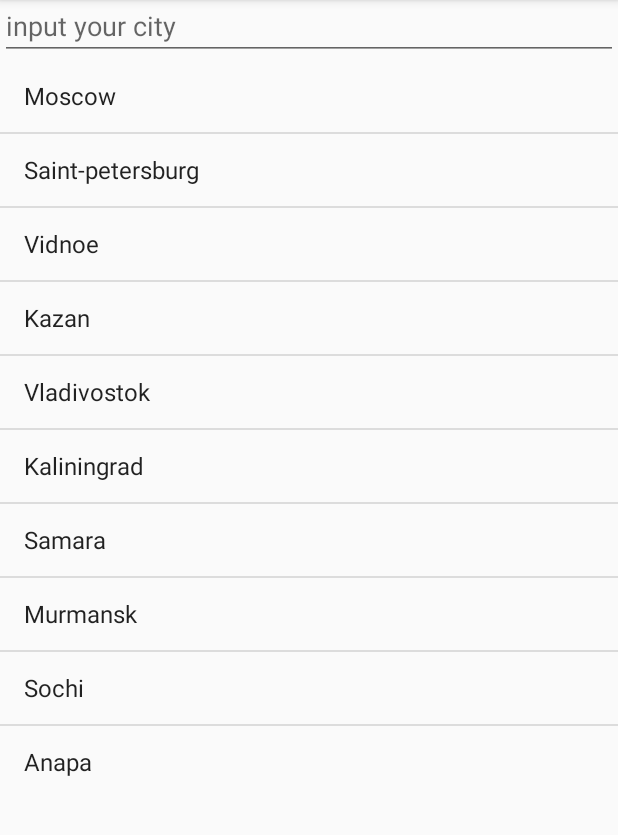
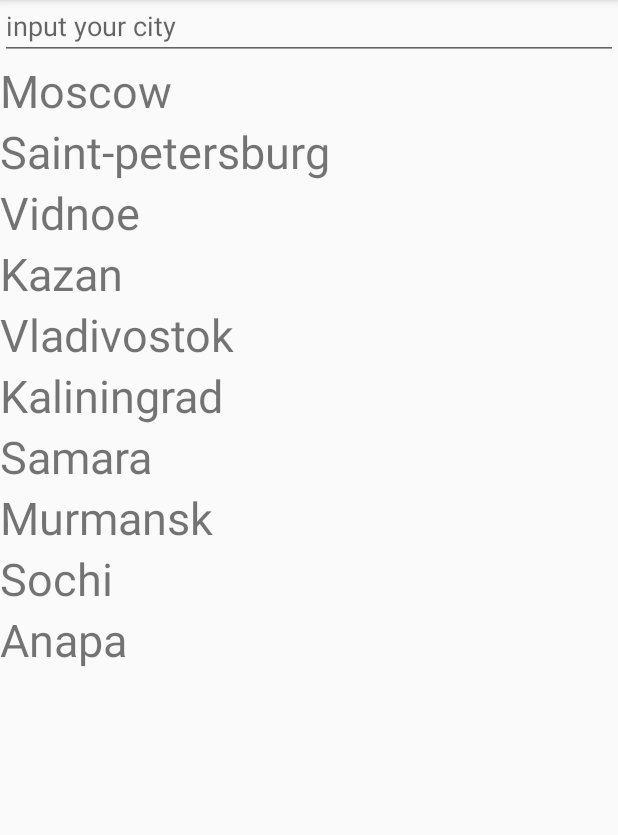
Before and after one commit to badmitry/AndoidGeekbrains, an Android app: the ChooseCityActivity screen opened directly, with no data from a screen before it, on a phone screen of 412 x 824 dp, the part 84-919 px from its top. Run offline under Robolectric (Android 15) with nearby library versions, the phone set to English and light mode, and no system bars.

Commit message:
hw6 done

```diff
--- a/app/build.gradle
+++ b/app/build.gradle
@@ -24,10 +24,12 @@ android {
 
 dependencies {
     implementation fileTree(dir: "libs", include: ["*.jar"])
-    implementation 'androidx.appcompat:appcompat:1.1.0'
+    implementation 'androidx.appcompat:appcompat:1.2.0'
     implementation 'androidx.constraintlayout:constraintlayout:1.1.3'
     implementation 'androidx.legacy:legacy-support-v4:1.0.0'
     implementation 'androidx.preference:preference:1.1.1'
+    implementation "androidx.recyclerview:recyclerview:1.1.0"
+    implementation "androidx.recyclerview:recyclerview-selection:1.1.0-rc01"
     testImplementation 'junit:junit:4.12'
     androidTestImplementation 'androidx.test.ext:junit:1.1.1'
     androidTestImplementation 'androidx.test.espresso:espresso-core:3.2.0'
--- a/app/src/main/java/badmitry/hellogeekbrains/ActivityOfSettings.java
+++ b/app/src/main/java/badmitry/hellogeekbrains/ActivityOfSettings.java
@@ -91,7 +91,7 @@ public class ActivityOfSettings extends AppCompatActivity {
     public void setTheme(int resid) {
         if (isDarkTheme) {
             super.setTheme(R.style.darkStyle);
-        }else{
+        } else {
             super.setTheme(R.style.lightStyle);
         }
     }
--- a/app/src/main/java/badmitry/hellogeekbrains/ChooseCityActivity.java
+++ b/app/src/main/java/badmitry/hellogeekbrains/ChooseCityActivity.java
@@ -5,21 +5,13 @@ import androidx.appcompat.app.AppCompatActivity;
 import android.content.Intent;
 import android.content.res.Configuration;
 import android.os.Bundle;
-import android.view.KeyEvent;
 import android.view.MenuItem;
-import android.view.View;
-import android.widget.AdapterView;
-import android.widget.ArrayAdapter;
-import android.widget.EditText;
-import android.widget.ListView;
-import android.widget.TextView;
 import java.util.Objects;
+import badmitry.hellogeekbrains.fragments.FragmentChooseCities;
 
 public class ChooseCityActivity extends AppCompatActivity {
-    private EditText editTextInputCity;
     private boolean isDarkTheme;
-    private ListView listViewOfCities;
-    private TextView emptyTextView;
+    private SingletonForSaveState singletonForSaveState;
 
     @Override
     protected void onCreate(Bundle savedInstanceState) {
@@ -29,10 +21,8 @@ public class ChooseCityActivity extends AppCompatActivity {
             return;
         }
         setContentView(R.layout.city);
-        initViews();
+        singletonForSaveState = SingletonForSaveState.getInstance();
         isDarkTheme = getIntent().getBooleanExtra("isDarkTheme", false);
-        initList();
-        setEditTextFromChoseCityBehavior();
         showBackBtn();
     }
 
@@ -40,53 +30,15 @@ public class ChooseCityActivity extends AppCompatActivity {
     public void setTheme(int resid) {
         if (isDarkTheme) {
             super.setTheme(R.style.darkStyle);
-        }else{
+        } else {
             super.setTheme(R.style.lightStyle);
         }
-    }
-
-    private void initViews() {
-        editTextInputCity = findViewById(R.id.inputCity);
-        listViewOfCities = findViewById(R.id.cities_list_view);
-        emptyTextView = findViewById(R.id.cities_list_empty_view);
-    }
-
-    private void initList() {
-        ArrayAdapter adapter = ArrayAdapter.createFromResource(this, R.array.cities,
-                android.R.layout.simple_list_item_activated_1);
-        listViewOfCities.setAdapter(adapter);
-
-        listViewOfCities.setEmptyView(emptyTextView);
-
-        listViewOfCities.setOnItemClickListener(new AdapterView.OnItemClickListener() {
-            @Override
-            public void onItemClick(AdapterView<?> parent, View view, int position, long id) {
-                String text = parent.getItemAtPosition(position).toString();
-                changeCityOnMainLayout(text);
-            }
-        });
-    }
-
-    private void setEditTextFromChoseCityBehavior() {
-        editTextInputCity.setOnKeyListener(new View.OnKeyListener() {
-            @Override
-            public boolean onKey(View view, int i, KeyEvent keyEvent) {
-                if ((keyEvent.getAction() == KeyEvent.ACTION_DOWN) &&
-                        (i == KeyEvent.KEYCODE_ENTER)) {
-                    String text = editTextInputCity.getText().toString();
-                    changeCityOnMainLayout(text);
-                    return true;
-                }
-                return false;
-            }
-        });
     }
 
     private void changeCityOnMainLayout(String text) {
         Intent intent = new Intent();
         intent.putExtra("city", text);
         setResult(RESULT_OK, intent);
-        finish();
     }
 
     private void showBackBtn() {
@@ -100,8 +52,16 @@ public class ChooseCityActivity extends AppCompatActivity {
     @Override
     public boolean onOptionsItemSelected(@NonNull MenuItem item) {
         if (item.getItemId() == android.R.id.home) {
-            String text = editTextInputCity.getText().toString();
-            changeCityOnMainLayout(text);
+            FragmentChooseCities fr = (FragmentChooseCities) getSupportFragmentManager().findFragmentById(R.id.fragmentChooseCities);
+            System.out.println(fr);
+            if (fr != null) {
+                String text = fr.getCityFromEditText();
+                if (text != null && !text.equals("")) {
+                    singletonForSaveState.setCity(text);
+                    changeCityOnMainLayout(text);
+                }
+            }
+            finish();
         }
         return true;
     }
--- a/app/src/main/java/badmitry/hellogeekbrains/SingletonForSaveState.java
+++ b/app/src/main/java/badmitry/hellogeekbrains/SingletonForSaveState.java
@@ -1,8 +1,7 @@
 package badmitry.hellogeekbrains;
 
 import java.io.Serializable;
-
-import badmitry.hellogeekbrains.sampledata.FragmentWeather;
+import badmitry.hellogeekbrains.fragments.FragmentWeather;
 
 public class SingletonForSaveState implements Serializable {
 
--- /dev/null
+++ b/app/src/main/java/badmitry/hellogeekbrains/adapterRLV/AdapterRLV.java
@@ -0,0 +1,70 @@
+package badmitry.hellogeekbrains.adapterRLV;
+
+import android.view.LayoutInflater;
+import android.view.View;
+import android.view.ViewGroup;
+import android.widget.TextView;
+
+import androidx.annotation.NonNull;
+import androidx.recyclerview.widget.RecyclerView;
+
+import java.util.ArrayList;
+
+import badmitry.hellogeekbrains.R;
+
+public class AdapterRLV extends RecyclerView.Adapter<AdapterRLV.ViewHolder> {
+
+    private ArrayList<String> data;
+    OnItemClicker onItemClicker;
+
+    public AdapterRLV(ArrayList<String> data, OnItemClicker onItemClicker) {
+        this.data = data;
+        this.onItemClicker = onItemClicker;
+    }
+
+    @NonNull
+    @Override
+    public ViewHolder onCreateViewHolder(@NonNull ViewGroup parent, int viewType) {
+        View v = LayoutInflater.from(parent.getContext())
+                .inflate(R.layout.item_of_cities_list, parent, false);
+        return new ViewHolder(v);
+
+    }
+
+    @Override
+    public void onBindViewHolder(@NonNull ViewHolder holder, int position) {
+        String text = data.get(position);
+
+        holder.setTextToTextView(text);
+        holder.setOnClickOnItem(text);
+    }
+
+    @Override
+    public int getItemCount() {
+        return data.size();
+    }
+
+    class ViewHolder extends RecyclerView.ViewHolder {
+        private TextView textView;
+
+        public ViewHolder(@NonNull View item) {
+            super(item);
+            textView = item.findViewById(R.id.list_item);
+        }
+
+        void setTextToTextView(String text) {
+            textView.setText(text);
+        }
+
+        void setOnClickOnItem(final String text) {
+            textView.setOnClickListener(new View.OnClickListener() {
+                @Override
+                public void onClick(View view) {
+                    if (onItemClicker != null) {
+                        onItemClicker.onItemClicked(text);
+                    }
+                }
+            });
+        }
+    }
+}
--- /dev/null
+++ b/app/src/main/java/badmitry/hellogeekbrains/adapterRLV/OnItemClicker.java
@@ -0,0 +1,5 @@
+package badmitry.hellogeekbrains.adapterRLV;
+
+public interface OnItemClicker {
+    void onItemClicked(String text);
+}
--- a/app/src/main/java/badmitry/hellogeekbrains/sampledata/FragmentChooseCities.java
+++ b/app/src/main/java/badmitry/hellogeekbrains/fragments/FragmentChooseCities.java
@@ -1,27 +1,33 @@
-package badmitry.hellogeekbrains.sampledata;
+package badmitry.hellogeekbrains.fragments;
 
+import android.content.res.Configuration;
+import android.os.Build;
 import android.os.Bundle;
 import android.view.KeyEvent;
 import android.view.LayoutInflater;
 import android.view.View;
 import android.view.ViewGroup;
-import android.widget.AdapterView;
-import android.widget.ArrayAdapter;
 import android.widget.EditText;
-import android.widget.ListView;
-import android.widget.TextView;
 import androidx.annotation.NonNull;
 import androidx.annotation.Nullable;
+import androidx.annotation.RequiresApi;
 import androidx.fragment.app.Fragment;
+import androidx.recyclerview.widget.LinearLayoutManager;
+import androidx.recyclerview.widget.RecyclerView;
+import java.util.ArrayList;
+import java.util.Arrays;
+
 import badmitry.hellogeekbrains.R;
 import badmitry.hellogeekbrains.SingletonForSaveState;
+import badmitry.hellogeekbrains.adapterRLV.AdapterRLV;
+import badmitry.hellogeekbrains.adapterRLV.OnItemClicker;
 
-public class FragmentChooseCities extends Fragment {
+public class FragmentChooseCities extends Fragment implements OnItemClicker {
 
     private EditText editTextInputCity;
-    private ListView listViewOfCities;
-    private TextView emptyTextView;
     private SingletonForSaveState singletonForSaveState;
+    private RecyclerView recyclerView;
+    private ArrayList<String> listData = new ArrayList<>();
 
     @Nullable
     @Override
@@ -37,31 +43,30 @@ public class FragmentChooseCities extends Fragment {
         setEditTextFromChoseCityBehavior();
     }
 
+    @RequiresApi(api = Build.VERSION_CODES.O)
+    @Override
+    public void onItemClicked(String text) {
+        changeCityOnMainLayout(text);
+    }
+
     private void initViews(@NonNull View view) {
         editTextInputCity = view.findViewById(R.id.inputCity);
-        listViewOfCities = view.findViewById(R.id.cities_list_view);
-        emptyTextView = view.findViewById(R.id.cities_list_empty_view);
         singletonForSaveState = SingletonForSaveState.getInstance();
+        editTextInputCity = view.findViewById(R.id.inputCity);
+        recyclerView = view.findViewById(R.id.recycler_view);
     }
 
     private void initList() {
-        ArrayAdapter adapter = ArrayAdapter.createFromResource(requireActivity(), R.array.cities,
-                        android.R.layout.simple_list_item_activated_1);
-        listViewOfCities.setAdapter(adapter);
-
-        listViewOfCities.setEmptyView(emptyTextView);
-
-        listViewOfCities.setOnItemClickListener(new AdapterView.OnItemClickListener() {
-            @Override
-            public void onItemClick(AdapterView<?> parent, View view, int position, long id) {
-                String text = parent.getItemAtPosition(position).toString();
-                changeCityOnMainLayout(text);
-            }
-        });
+        listData.addAll(Arrays.asList(getResources().getStringArray(R.array.cities)));
+        LinearLayoutManager linearLayoutManager = new LinearLayoutManager(requireActivity().getBaseContext());
+        AdapterRLV adapter = new AdapterRLV(listData, this);
+        recyclerView.setLayoutManager(linearLayoutManager);
+        recyclerView.setAdapter(adapter);
     }
 
     private void setEditTextFromChoseCityBehavior() {
         editTextInputCity.setOnKeyListener(new View.OnKeyListener() {
+            @RequiresApi(api = Build.VERSION_CODES.O)
             @Override
             public boolean onKey(View view, int i, KeyEvent keyEvent) {
                 if ((keyEvent.getAction() == KeyEvent.ACTION_DOWN) &&
@@ -75,9 +80,16 @@ public class FragmentChooseCities extends Fragment {
         });
     }
 
+    @RequiresApi(api = Build.VERSION_CODES.O)
     private void changeCityOnMainLayout(String text) {
         singletonForSaveState.setCity(text);
         singletonForSaveState.getFragmentWeather().startCreateMainScreen();
+        if (getResources().getConfiguration().orientation == Configuration.ORIENTATION_PORTRAIT) {
+            requireActivity().finish();
+        }
+    }
 
+    public String getCityFromEditText() {
+        return editTextInputCity.getText().toString();
     }
 }
--- a/app/src/main/res/layout-land/activity_main.xml
+++ b/app/src/main/res/layout-land/activity_main.xml
@@ -15,7 +15,7 @@
         app:layout_constraintEnd_toStartOf="@id/frameLayoutOfWeather"
         app:layout_constraintHorizontal_weight="0.4">
         <fragment
-            android:name="badmitry.hellogeekbrains.sampledata.FragmentChooseCities"
+            android:name="badmitry.hellogeekbrains.fragments.FragmentChooseCities"
             android:id="@+id/fragmentChooseCities"
             android:layout_width="match_parent"
             android:layout_height="match_parent"
@@ -30,7 +30,7 @@
         app:layout_constraintStart_toEndOf="@id/frameLayoutOfCities"
         app:layout_constraintHorizontal_weight="0.6">
         <fragment
-            android:name="badmitry.hellogeekbrains.sampledata.FragmentWeather"
+            android:name="badmitry.hellogeekbrains.fragments.FragmentWeather"
             android:id="@+id/fragmentShowWeather"
             android:layout_width="match_parent"
             android:layout_height="match_parent"
--- a/app/src/main/res/layout/activity_main.xml
+++ b/app/src/main/res/layout/activity_main.xml
@@ -11,7 +11,7 @@
         android:layout_width="match_parent"
         android:layout_height="match_parent">
         <fragment
-            android:name="badmitry.hellogeekbrains.sampledata.FragmentWeather"
+            android:name="badmitry.hellogeekbrains.fragments.FragmentWeather"
             android:id="@+id/fragmentShowWeather"
             android:layout_width="match_parent"
             android:layout_height="match_parent"
--- a/app/src/main/res/layout/city.xml
+++ b/app/src/main/res/layout/city.xml
@@ -13,7 +13,7 @@
         tools:ignore="UselessParent">
 
         <fragment
-            android:name="badmitry.hellogeekbrains.sampledata.FragmentChooseCities"
+            android:name="badmitry.hellogeekbrains.fragments.FragmentChooseCities"
             android:id="@+id/fragmentChooseCities"
             android:layout_width="match_parent"
             android:layout_height="match_parent"
--- a/app/src/main/res/layout/fragment_choose_cities.xml
+++ b/app/src/main/res/layout/fragment_choose_cities.xml
@@ -19,25 +19,9 @@
         android:inputType="text"
         android:windowSoftInputMode="stateHidden" />
 
-    <LinearLayout
-        android:id="@+id/linearLayoutInScroll"
+    <androidx.recyclerview.widget.RecyclerView
+        android:id="@+id/recycler_view"
         android:layout_width="match_parent"
-        android:layout_height="wrap_content"
-        android:orientation="vertical">
-
-        <ListView
-            android:id="@+id/cities_list_view"
-            android:layout_width="match_parent"
-            android:layout_height="wrap_content"
-            tools:ignore="NestedScrolling" />
-
-        <TextView
-            android:id="@+id/cities_list_empty_view"
-            android:layout_width="match_parent"
-            android:layout_height="wrap_content"
-            android:gravity="center"
-            android:text="@string/empty_list" />
-
-    </LinearLayout>
+        android:layout_height="wrap_content"/>
 
 </LinearLayout>
--- /dev/null
+++ b/app/src/main/res/layout/item_of_cities_list.xml
@@ -0,0 +1,11 @@
+<?xml version="1.0" encoding="utf-8"?>
+
+<TextView xmlns:android="http://schemas.android.com/apk/res/android"
+    xmlns:tools="http://schemas.android.com/tools"
+    android:id="@+id/list_item"
+    android:layout_width="match_parent"
+    android:layout_height="wrap_content"
+    android:textSize="@dimen/textSize"
+    android:lines="1"
+    android:ellipsize="end"
+    tools:ignore="UnusedAttribute" />
--- /dev/null
+++ b/app/src/main/res/values-land/dimens.xml
@@ -0,0 +1,5 @@
+<?xml version="1.0" encoding="utf-8"?>
+<resources>
+    <dimen name="textSize">30sp</dimen>
+    <dimen name="marginCity">0dp</dimen>
+</resources>
--- /dev/null
+++ b/app/src/main/res/values/dimens.xml
@@ -0,0 +1,5 @@
+<?xml version="1.0" encoding="utf-8"?>
+<resources>
+    <dimen name="textSize">30sp</dimen>
+    <dimen name="marginCity">30dp</dimen>
+</resources>
--- a/app/src/main/res/values/strings.xml
+++ b/app/src/main/res/values/strings.xml
@@ -34,4 +34,5 @@
     <string name="attachment_summary_on" translatable="false">Automatically download attachments for incoming emails
     </string>
     <string name="attachment_summary_off" translatable="false">Only download attachments when manually requested</string>
+    <string name="todo" translatable="false">TODO</string>
 </resources>
```
Also changed, not shown: app/src/main/java/badmitry/hellogeekbrains/adapterRLV/AdapterForWeather.java (added, +82 -0 lines), app/src/main/java/badmitry/hellogeekbrains/fragments/FragmentWeather.java (renamed from app/src/main/java/badmitry/hellogeekbrains/sampledata/FragmentWeather.java, +36 -20 lines), app/src/main/res/layout/fragment_weather.xml (+14 -41 lines), app/src/main/res/layout/item_of_weater_list.xml (added, +41 -0 lines).
